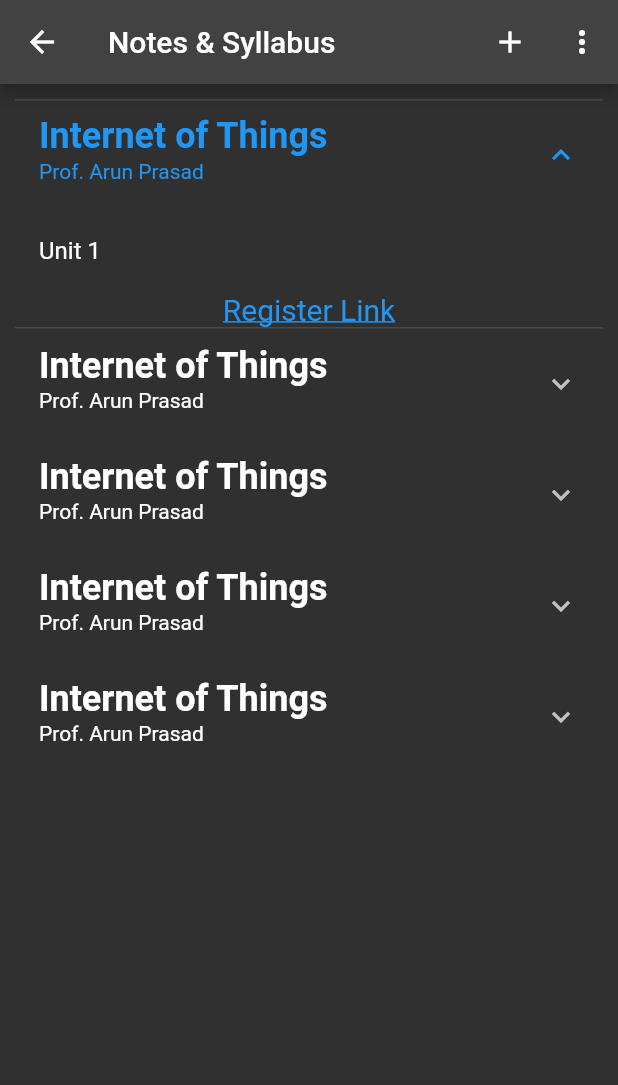
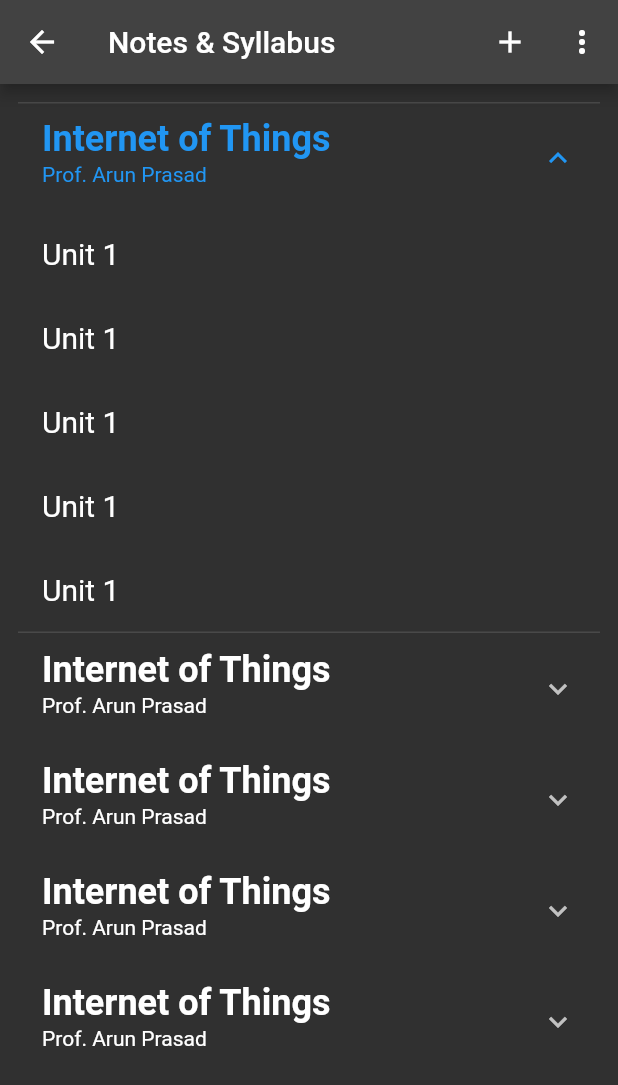
Before and after one commit to narenmicom/Student-Navi, a Flutter app: the AllNotesListView screen opened directly, after a tap on "Internet of Things", on a phone screen of 412 x 824 dp. Shown: the top 1085 px of the screen. Run offline on Flutter 3.47's test engine with Material 2 defaults, Android fonts, the phone set to English and light mode, and no system bars; our stand-ins replace bloc, cached_network_image, equatable, expandable, expansion_tile_card, flutter_bloc and 6 more; missing offline and left inert: dart:ffi, form_builder_file_picker, form_builder_image_picker; accounts and stored records are empty; network calls fail.

Commit message:
added add new notes logic and UI

```diff
--- a/lib/main.dart
+++ b/lib/main.dart
@@ -63,7 +63,7 @@ class HomePage extends StatelessWidget {
       },
       builder: (context, state) {
         if (state is AuthStateLoggedIn) {
-          return const AllEventsView();
+          return const AllNotesListView();
         } else if (state is AuthStateLoggedOut) {
           return const LoginView();
         } else if (state is AuthStateRegistering) {
--- a/lib/views/Faculty/Notes/notes_list_view.dart
+++ b/lib/views/Faculty/Notes/notes_list_view.dart
@@ -36,8 +36,6 @@ class _AllNotesListViewState extends State<AllNotesListView> {
     await _provider.initialize();
     // await requestPermission();
   }
-
-  List<Item> _data = generateItems(10);
 
   @override
   Widget build(BuildContext context) {
@@ -82,7 +80,7 @@ class _AllNotesListViewState extends State<AllNotesListView> {
         ],
       ),
       body: Padding(
-        padding: const EdgeInsets.all(10.0),
+        padding: const EdgeInsets.all(12.0),
         child: ListView.builder(
           itemBuilder: (context, index) {
             return ExpansionTile(
@@ -92,25 +90,32 @@ class _AllNotesListViewState extends State<AllNotesListView> {
               ),
               subtitle: Text("Prof. Arun Prasad"),
               children: [
-                ListTile(
-                  title: Text("Unit 1"),
-                ),
-                Link(
-                  target: LinkTarget.blank,
+                Column(
+                  children: [
+                    ListView.builder(
+                      itemCount: 5,
+                      shrinkWrap: true,
+                      physics: const NeverScrollableScrollPhysics(),
+                      scrollDirection: Axis.vertical,
+                      itemBuilder: (context, index) => ListTile(
+                        title: Link(
+                          target: LinkTarget.self,
                           uri: Uri.parse(
                             "https://docs.google.com/forms/d/e/1FAIpQLSckZo9TahMYHXhFt54G9CV0ABdT8jaN3rNEt007BiQPTSpoNQ/viewscore?viewscore=AE0zAgD5Nkbvo40JPYNZZ3Y6WKSqRPZOQc5ltzVYTXeKC1YshbWJA5_sRsn_84e3kHpomqE",
                           ),
                           builder: (context, followLink) => GestureDetector(
                             onTap: followLink,
                             child: const Text(
-                      'Register Link',
+                              'Unit 1',
                               style: TextStyle(
                                 fontSize: 20,
-                        color: Colors.blue,
-                        decoration: TextDecoration.underline,
                               ),
                             ),
                           ),
+                        ),
+                      ),
+                    )
+                  ],
                 )
               ],
             );
@@ -152,6 +157,24 @@ Widget _notesCard2() {
   );
 }
 
+// Link(
+//                   target: LinkTarget.blank,
+//                   uri: Uri.parse(
+//                     "https://docs.google.com/forms/d/e/1FAIpQLSckZo9TahMYHXhFt54G9CV0ABdT8jaN3rNEt007BiQPTSpoNQ/viewscore?viewscore=AE0zAgD5Nkbvo40JPYNZZ3Y6WKSqRPZOQc5ltzVYTXeKC1YshbWJA5_sRsn_84e3kHpomqE",
+//                   ),
+//                   builder: (context, followLink) => GestureDetector(
+//                     onTap: followLink,
+//                     child: const Text(
+//                       'Register Link',
+//                       style: TextStyle(
+//                         fontSize: 20,
+//                         color: Colors.blue,
+//                         decoration: TextDecoration.underline,
+//                       ),
+//                     ),
+//                   ),
+//                 )
+
 enum MenuAction { logout, about, addNotes }
 
 Widget _notesCard1() => ExpandableNotifier(
@@ -188,56 +211,3 @@ Widget _notesCard1() => ExpandableNotifier(
         ),
       ),
     );
-
-// Widget _notesCard() {
-//   return Container(
-//     padding: const EdgeInsets.all(16),
-//     child: Card(
-//       shape: const RoundedRectangleBorder(
-//         borderRadius: BorderRadius.all(Radius.circular(10)),
-//       ),
-//       child: InkWell(
-//         onTap: () {},
-//         borderRadius: const BorderRadius.all(Radius.circular(20)),
-//         child: Padding(
-//           padding: const EdgeInsets.only(left: 10),
-//           child: SizedBox(
-//             width: 50,
-//             height: 80,
-//             child: Row(
-//               children: [
-//                 Text(
-//                   "Internet of Things",
-//                   style: TextStyle(fontSize: 24, fontWeight: FontWeight.bold),
-//                 ),
-//                 IconButton(
-//                     onPressed: () {},
-//                     icon: const Icon(Icons.arrow_downward_rounded))
-//               ],
-//             ),
-//           ),
-//         ),
-//       ),
-//     ),
-//   );
-// }
-
-class Item {
-  String expandedValue;
-  String headerValue;
-  bool isExpanded;
-
-  Item(
-      {required this.expandedValue,
-      required this.headerValue,
-      this.isExpanded = false});
-}
-
-List<Item> generateItems(int numberOfItems) {
-  return List.generate(numberOfItems, (index) {
-    return Item(
-      expandedValue: "panel $index",
-      headerValue: "This is item number $index",
-    );
-  });
-}
```
Also changed, not shown: lib/services/auth/supabaseprovider.dart (+24 -6 lines), lib/views/Faculty/Notes/add_new_notes_view.dart (+4 -4 lines). Lines whose indentation alone changed are shown as unchanged.
